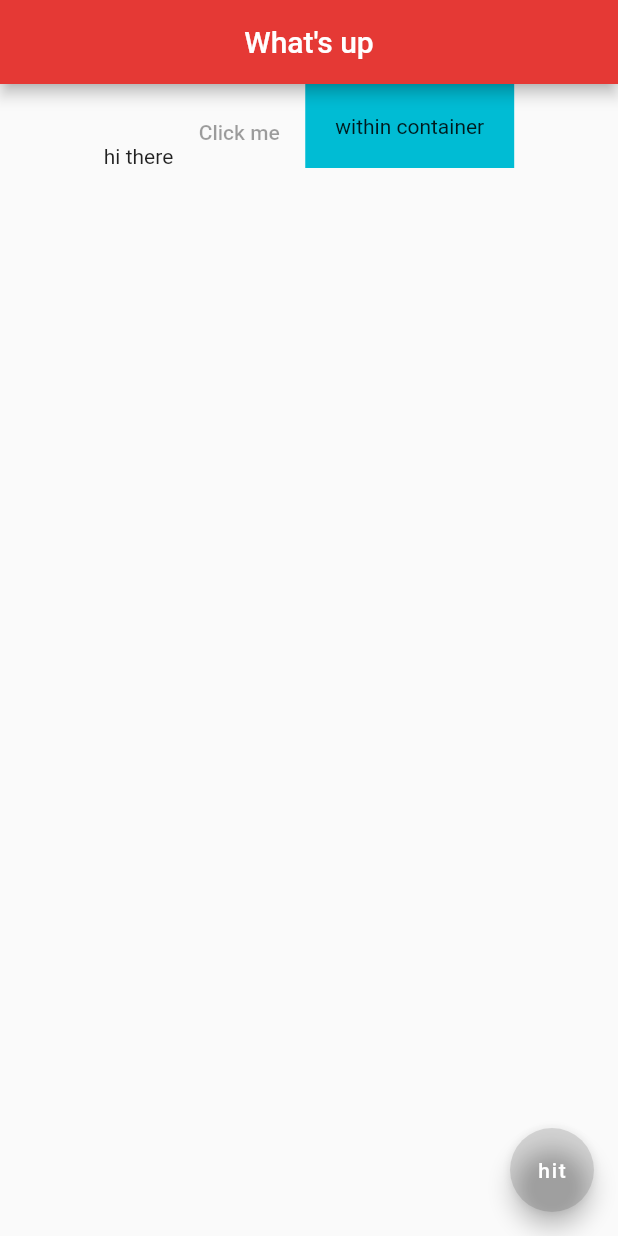
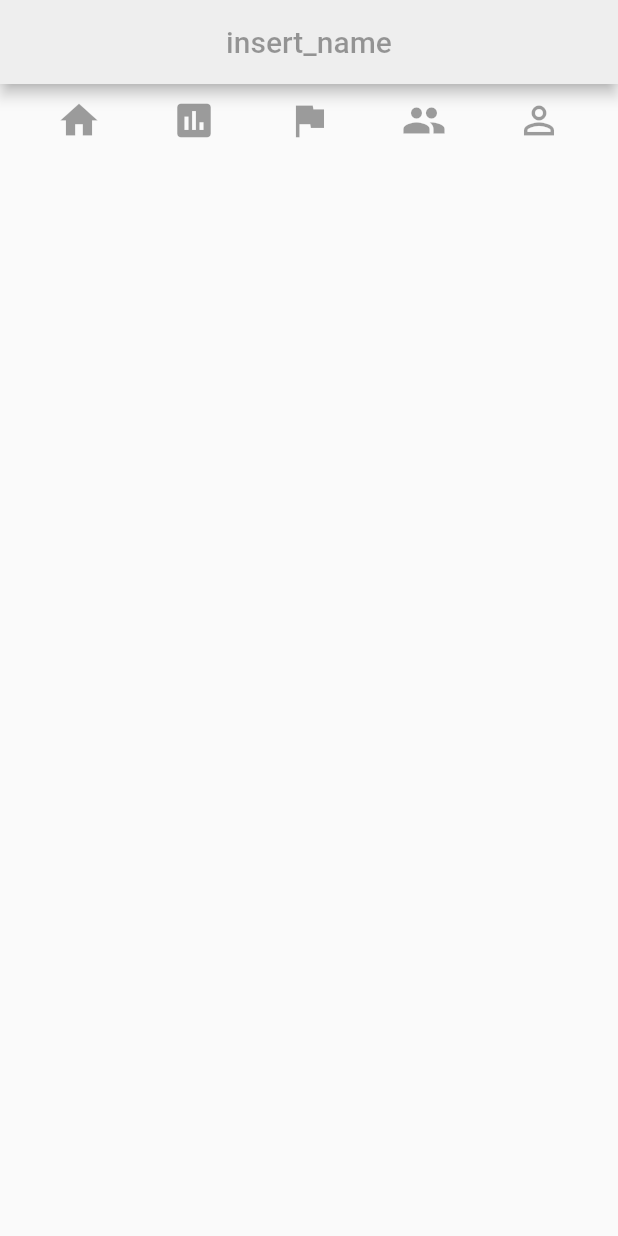
Before and after one commit to maiduydung/bill_calc, a Flutter app: the screen it shows after launch, on a phone screen of 412 x 824 dp. Run offline on Flutter 3.47's test engine with Material 2 defaults, Android fonts, the phone set to English and light mode, and no system bars.

Commit message:
not alligned row

```diff
--- a/fresh/lib/main.dart
+++ b/fresh/lib/main.dart
@@ -11,33 +11,42 @@ class Home extends StatelessWidget {
   Widget build(BuildContext context) {
     return Scaffold(
       appBar: AppBar(
-        title: Text("What's up"),
+        title: Text(
+          "insert_name",
+          style: TextStyle(color: Colors.black38),
+        ),
         centerTitle: true,
-        backgroundColor: Colors.red[600],
+        backgroundColor: Colors.grey[200],
       ),
       body: Row(
-        mainAxisAlignment: MainAxisAlignment.center,
-        crossAxisAlignment: CrossAxisAlignment.end,
+        mainAxisAlignment: MainAxisAlignment.values[5],
         children: <Widget>[
-          Text('hi there'),
-          FlatButton(
+          IconButton(
+            icon: Icon(Icons.home),
             onPressed: null,
-            child: Text('Click me'),
-            color: Colors.deepOrange,
+            iconSize: 30.0,
           ),
-          Container(
-            color: Colors.cyan,
-            padding: EdgeInsets.all(20),
-            child: Text('within container'),
-          )
+          IconButton(
+            icon: Icon(Icons.insert_chart),
+            onPressed: null,
+            iconSize: 30.0,
+          ),
+          IconButton(
+            icon: Icon(Icons.flag),
+            onPressed: null,
+            iconSize: 30.0,
+          ),
+          IconButton(
+            icon: Icon(Icons.people),
+            onPressed: null,
+            iconSize: 30.0,
+          ),
+          IconButton(
+            icon: Icon(Icons.person_outline),
+            onPressed: null,
+            iconSize: 30.0,
+          ),
         ],
-      ),
-      floatingActionButton: FloatingActionButton(
-        onPressed: () {
-          print("clicked");
-        },
-        child: Text("hit"),
-        backgroundColor: Colors.black12,
       ),
     );
   }
```
